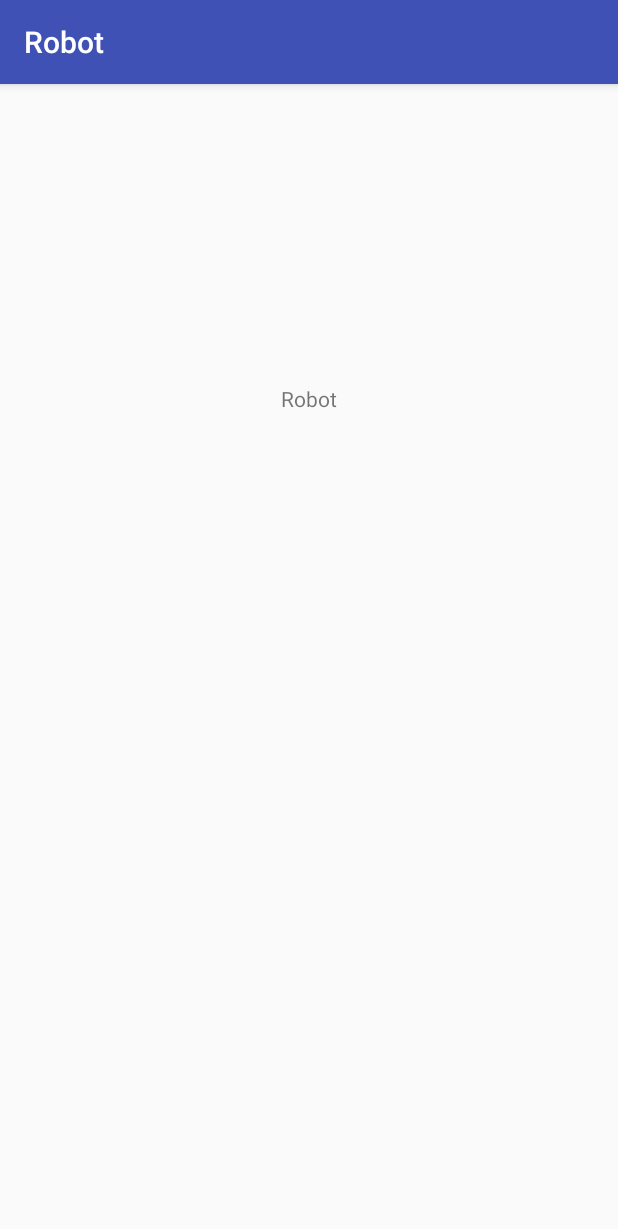
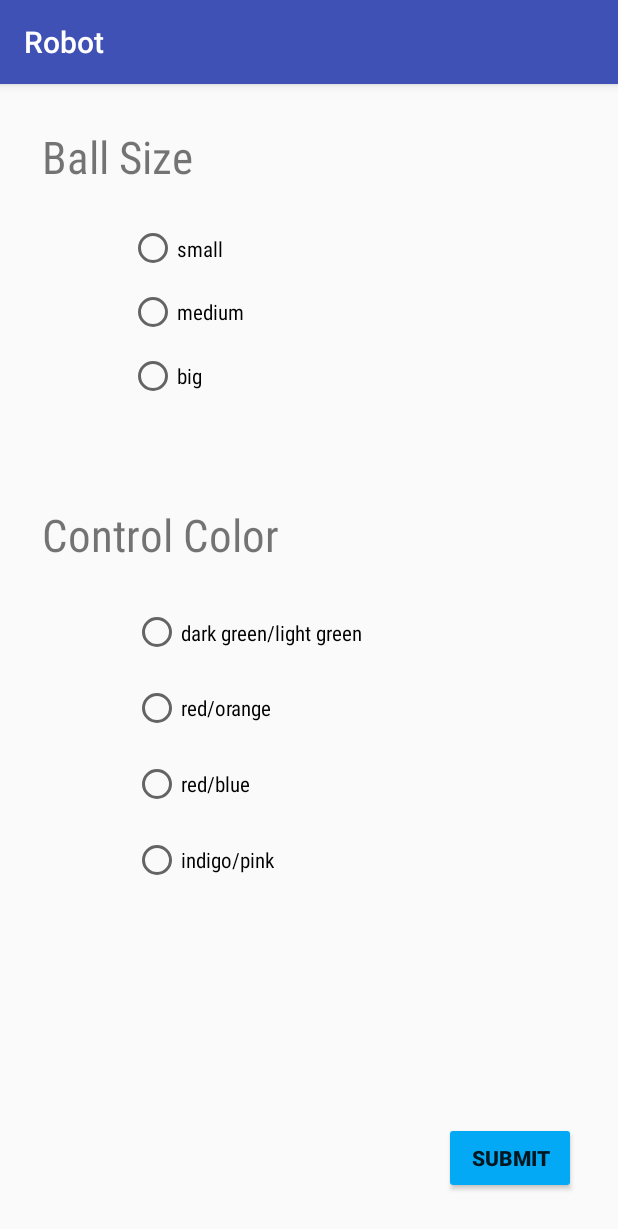
Before and after one commit to JoschuaGosda/RobotControl, an Android app: the TestActivity screen opened directly, with no data from a screen before it, on a phone screen of 412 x 824 dp. Shown: the top 1229 px of the screen. Run offline under Robolectric (Android 15) with nearby library versions, the phone set to English and light mode, and no system bars.

Commit message:
Update 3.0

```diff
--- a/app/src/main/java/com/example/joschua/robotcontrol/OrientationDataClass.java
+++ b/app/src/main/java/com/example/joschua/robotcontrol/OrientationDataClass.java
@@ -80,7 +80,7 @@ public class OrientationDataClass implements SensorEventListener {
         if ( output == null ) return input;
 
         for ( int i=0; i<input.length; i++ ) {
-            output[i] = output[i] + ConstantsClass.LOW_PASS_SENSITIVITY * (input[i] - output[i]);
+            output[i] = output[i] + ConstantsClass.getLowPassSensitivity() * (input[i] - output[i]);
         }
         return output;
     }
--- a/app/src/main/java/com/example/joschua/robotcontrol/TestActivity.java
+++ b/app/src/main/java/com/example/joschua/robotcontrol/TestActivity.java
@@ -1,56 +1,96 @@
 package com.example.joschua.robotcontrol;
 
+import android.provider.SyncStateContract;
+import android.support.annotation.Nullable;
 import android.support.v7.app.AppCompatActivity;
 import android.os.Bundle;
 import android.view.LayoutInflater;
+import android.view.View;
 import android.widget.Button;
+import android.widget.RadioButton;
+import android.widget.RadioGroup;
 import android.widget.RelativeLayout;
 import android.widget.Switch;
 import android.widget.TextView;
+import android.widget.Toast;
 
 public class TestActivity extends AppCompatActivity {
 
+    private static RadioGroup groupTheme;
+    private static RadioButton radioButton;
+    private static Button button_submit;
+    private static RadioButton lightTheme, darkTheme, green, red_orange, red_blue, indigo_pink, small, medium, big;
+    private String[] Theme = {"#FAFAFA", "#424242"};
+    private String[] Color = {"#8BC34A", "#CDDC39", //small - big / green
+                                "#F44336", "#FF9800", //red - orange
+                                "#2196F3", "#B71C1C", //blue - red
+                                "#E91E63", "#3F51B5"}; //pink - indigo
+    private int[] Size = {60, 90, 120};
+
     @Override
-    protected void onCreate(Bundle savedInstanceState) {
+    protected void onCreate(@Nullable Bundle savedInstanceState) {
         super.onCreate(savedInstanceState);
+        setContentView(R.layout.test);
+        onClickListenerButton();
+    }
 
-        RelativeLayout mrelativeLayout = new RelativeLayout(this);
-        RelativeLayout.LayoutParams mrelativeParams = new RelativeLayout.LayoutParams(
-                RelativeLayout.LayoutParams.MATCH_PARENT,
-                RelativeLayout.LayoutParams.MATCH_PARENT
+    public void onClickListenerButton() {
+        //groupTheme = (RadioGroup)findViewById(R.id.group_theme);
+        button_submit = (Button)findViewById(R.id.btn_submit);
+        //lightTheme = (RadioButton)findViewById(R.id.lighttheme);
+        //darkTheme = (RadioButton)findViewById(R.id.darktheme);
+        green = (RadioButton)findViewById(R.id.green);
+        red_orange = (RadioButton)findViewById(R.id.redorange);
+        red_blue = (RadioButton)findViewById(R.id.redblue);
+        indigo_pink = (RadioButton)findViewById(R.id.indigopink);
+        small = (RadioButton)findViewById(R.id.small);
+        medium = (RadioButton)findViewById(R.id.medium);
+        big = (RadioButton)findViewById(R.id.big);
+
+        button_submit.setOnClickListener(
+                new View.OnClickListener() {
+                    @Override
+                    public void onClick(View v) {
+                        //int selected_id = groupTheme.getCheckedRadioButtonId();
+                        //radioButton = (RadioButton)findViewById(selected_id);
+
+                        /*if(lightTheme.isChecked()){
+                            ConstantsClass.THEME = Theme[0];
+                        }
+                        if(darkTheme.isChecked()){
+                            ConstantsClass.THEME = Theme[1];
+                        }*/
+                        if(green.isChecked()){
+                            ConstantsClass.setColorSmallCircle(Color[0]);
+                            ConstantsClass.setColorBigCircle(Color[1]);
+                        }
+                        if(red_orange.isChecked()){
+                            ConstantsClass.setColorSmallCircle(Color[2]);
+                            ConstantsClass.setColorBigCircle(Color[3]);
+                        }
+                        if(red_blue.isChecked()){
+                            ConstantsClass.setColorSmallCircle(Color[4]);
+                            ConstantsClass.setColorBigCircle(Color[5]);
+                        }
+                        if(indigo_pink.isChecked()){
+                            ConstantsClass.setColorSmallCircle(Color[6]);
+                            ConstantsClass.setColorBigCircle(Color[7]);
+                        }
+                        if(small.isChecked()){
+                            ConstantsClass.setCircleSmallRadius(Size[0]);
+                        }
+                        if(medium.isChecked()){
+                            ConstantsClass.setCircleSmallRadius(Size[1]);
+                        }
+                        if(big.isChecked()){
+                            ConstantsClass.setCircleSmallRadius(Size[2]);
+                        }
+
+
+                        //Toast.makeText(MainActivity.this,
+                                //radioButton.getText().toString(),Toast.LENGTH_SHORT ).show();
+                    }
+                }
         );
-        mrelativeLayout.setLayoutParams(mrelativeParams);
-        setContentView(mrelativeLayout);
-
-        TextView speedView = new TextView(this);
-        RelativeLayout.LayoutParams speedViewParams = new RelativeLayout.LayoutParams(
-                RelativeLayout.LayoutParams.WRAP_CONTENT,
-                RelativeLayout.LayoutParams.WRAP_CONTENT
-        );
-        speedViewParams.addRule((RelativeLayout.ALIGN_PARENT_TOP));
-        speedViewParams.addRule(RelativeLayout.CENTER_HORIZONTAL);
-        speedViewParams.setMargins(0, 100, 100, 0);
-        speedView.setLayoutParams(speedViewParams);
-        speedView.setText(R.string.app_name);
-        speedView.setPadding(0,200,0,0);
-
-        mrelativeLayout.addView(speedView);
-
-        LayoutInflater inflater = getLayoutInflater();
-        inflater.inflate(R.layout.test, mrelativeLayout, true);
-
-        /*LayoutInflater mInflator = getLayoutInflater();
-        Switch mSwitch = (Switch) mInflator.inflate(R.layout.test, mrelativeLayout);
-        //mrelativeLayout.addView(mSwitch);
-
-        Button activateButton = new Button(this);
-        RelativeLayout.LayoutParams activateButtonParams = new RelativeLayout.LayoutParams(
-                RelativeLayout.LayoutParams.WRAP_CONTENT,
-                RelativeLayout.LayoutParams.WRAP_CONTENT
-        );
-        activateButtonParams.addRule(RelativeLayout.ALIGN_BOTTOM);
-        activateButtonParams.addRule(RelativeLayout.CENTER_HORIZONTAL);
-        activateButton.setLayoutParams(activateButtonParams);
-        activateButton.setPadding(0,100,0,0);*/
     }
 }
--- /dev/null
+++ b/app/src/main/res/layout/test.xml
@@ -0,0 +1,181 @@
+<?xml version="1.0" encoding="utf-8"?>
+<android.support.constraint.ConstraintLayout xmlns:android="http://schemas.android.com/apk/res/android"
+    xmlns:app="http://schemas.android.com/apk/res-auto"
+    xmlns:tools="http://schemas.android.com/tools"
+    android:layout_width="match_parent"
+    android:layout_height="match_parent"
+    tools:context="com.example.joschua.robotcontrol.MainMenuActivity">
+
+
+    <!--<RadioGroup
+        android:id="@+id/group_theme"
+        android:layout_width="225dp"
+        android:layout_height="79dp"
+        android:layout_marginBottom="8dp"
+        android:layout_marginEnd="8dp"
+        android:layout_marginStart="8dp"
+        android:layout_marginTop="8dp"
+        app:layout_constraintBottom_toBottomOf="parent"
+        app:layout_constraintEnd_toEndOf="parent"
+        app:layout_constraintHorizontal_bias="0.27"
+        app:layout_constraintStart_toStartOf="parent"
+        app:layout_constraintTop_toBottomOf="@+id/themeheadline"
+        app:layout_constraintVertical_bias="0.0">
+
+        <RadioButton
+            android:id="@+id/lighttheme"
+            android:layout_width="wrap_content"
+            android:layout_height="wrap_content"
+            android:layout_weight="1"
+            android:fontFamily="sans-serif-condensed"
+            android:text="@string/lighttheme" />
+
+        <RadioButton
+            android:id="@+id/darktheme"
+            android:layout_width="wrap_content"
+            android:layout_height="wrap_content"
+            android:layout_weight="1"
+            android:fontFamily="sans-serif-condensed"
+            android:text="@string/darktheme" />
+
+    </RadioGroup> -->
+
+    <Button
+        android:id="@+id/btn_submit"
+        android:layout_width="wrap_content"
+        android:layout_height="wrap_content"
+        android:layout_marginBottom="28dp"
+        android:layout_marginEnd="28dp"
+        android:text="@string/submit"
+        android:theme="@style/MyButton"
+        android:textStyle="bold"
+        app:layout_constraintBottom_toBottomOf="parent"
+        app:layout_constraintEnd_toEndOf="parent" />
+
+    <!--<TextView
+        android:id="@+id/themeheadline"
+        android:layout_width="wrap_content"
+        android:layout_height="wrap_content"
+        android:layout_marginEnd="8dp"
+        android:layout_marginStart="16dp"
+        android:layout_marginTop="16dp"
+        android:fontFamily="sans-serif-condensed"
+        android:text="@string/themeheadline"
+        android:textSize="30sp"
+        app:layout_constraintEnd_toEndOf="parent"
+        app:layout_constraintHorizontal_bias="0.065"
+        app:layout_constraintStart_toStartOf="parent"
+        app:layout_constraintTop_toTopOf="parent" /> -->
+
+    <TextView
+        android:id="@+id/controlheadline"
+        android:layout_width="wrap_content"
+        android:layout_height="wrap_content"
+        android:layout_marginEnd="8dp"
+        android:layout_marginStart="8dp"
+        android:layout_marginTop="64dp"
+        android:fontFamily="sans-serif-condensed"
+        android:text="@string/control_headline"
+        android:textSize="30sp"
+        app:layout_constraintEnd_toEndOf="parent"
+        app:layout_constraintHorizontal_bias="0.084"
+        app:layout_constraintStart_toStartOf="parent"
+        app:layout_constraintTop_toBottomOf="@+id/radioGroup2" />
+
+    <RadioGroup
+        android:id="@+id/radioGroup"
+        android:layout_width="207dp"
+        android:layout_height="202dp"
+        android:layout_marginEnd="8dp"
+        android:layout_marginStart="8dp"
+        android:layout_marginTop="20dp"
+        app:layout_constraintEnd_toEndOf="@+id/radioGroup2"
+        app:layout_constraintHorizontal_bias="0.428"
+        app:layout_constraintStart_toStartOf="@+id/radioGroup2"
+        app:layout_constraintTop_toBottomOf="@+id/controlheadline">
+
+        <RadioButton
+            android:id="@+id/green"
+            android:layout_width="wrap_content"
+            android:layout_height="wrap_content"
+            android:layout_weight="1"
+            android:fontFamily="sans-serif-condensed"
+            android:text="@string/dark_green_light_green" />
+
+        <RadioButton
+            android:id="@+id/redorange"
+            android:layout_width="wrap_content"
+            android:layout_height="wrap_content"
+            android:layout_weight="1"
+            android:fontFamily="sans-serif-condensed"
+            android:text="@string/red_orange" />
+
+        <RadioButton
+            android:id="@+id/redblue"
+            android:layout_width="wrap_content"
+            android:layout_height="wrap_content"
+            android:layout_weight="1"
+            android:fontFamily="sans-serif-condensed"
+            android:text="@string/red_blue" />
+
+        <RadioButton
+            android:id="@+id/indigopink"
+            android:layout_width="wrap_content"
+            android:layout_height="wrap_content"
+            android:layout_weight="1"
+            android:fontFamily="sans-serif-condensed"
+            android:text="@string/indigo_pink" />
+    </RadioGroup>
+
+    <TextView
+        android:id="@+id/ballsizeheadline"
+        android:layout_width="wrap_content"
+        android:layout_height="wrap_content"
+        android:layout_marginEnd="8dp"
+        android:layout_marginStart="8dp"
+        android:layout_marginTop="28dp"
+        android:fontFamily="sans-serif-condensed"
+        android:text="@string/ball_size_headline"
+        android:textSize="30sp"
+        app:layout_constraintEnd_toEndOf="parent"
+        app:layout_constraintHorizontal_bias="0.068"
+        app:layout_constraintStart_toStartOf="parent"
+        app:layout_constraintTop_toTopOf="parent" />
+
+    <RadioGroup
+        android:id="@+id/radioGroup2"
+        android:layout_width="209dp"
+        android:layout_height="127dp"
+        android:layout_marginEnd="8dp"
+        android:layout_marginStart="8dp"
+        android:layout_marginTop="20dp"
+        app:layout_constraintEnd_toEndOf="parent"
+        app:layout_constraintHorizontal_bias="0.419"
+        app:layout_constraintStart_toStartOf="parent"
+        app:layout_constraintTop_toBottomOf="@+id/ballsizeheadline">
+
+        <RadioButton
+            android:id="@+id/small"
+            android:layout_width="wrap_content"
+            android:layout_height="wrap_content"
+            android:layout_weight="1"
+            android:fontFamily="sans-serif-condensed"
+            android:text="@string/size_small" />
+
+        <RadioButton
+            android:id="@+id/medium"
+            android:layout_width="wrap_content"
+            android:layout_height="wrap_content"
+            android:layout_weight="1"
+            android:fontFamily="sans-serif-condensed"
+            android:text="@string/size_medium" />
+
+        <RadioButton
+            android:id="@+id/big"
+            android:layout_width="wrap_content"
+            android:layout_height="wrap_content"
+            android:layout_weight="1"
+            android:fontFamily="sans-serif-condensed"
+            android:text="@string/size_big" />
+    </RadioGroup>
+</android.support.constraint.ConstraintLayout>
--- a/app/src/main/res/values/strings.xml
+++ b/app/src/main/res/values/strings.xml
@@ -10,4 +10,17 @@
 
     <!-- Misc items -->
     <string name="zero">0</string>
+    <string name="lighttheme">LightTheme</string>
+    <string name="darktheme">DarkTheme</string>
+    <string name="submit">SUBMIT</string>
+    <string name="themeheadline">Theme</string>
+    <string name="control_headline">Control Color</string>
+    <string name="dark_green_light_green">dark green/light green</string>
+    <string name="red_orange">red/orange</string>
+    <string name="indigo_pink">indigo/pink</string>
+    <string name="red_blue">red/blue</string>
+    <string name="ball_size_headline">Ball Size</string>
+    <string name="size_small">small</string>
+    <string name="size_medium">medium</string>
+    <string name="size_big">big</string>
 </resources>
--- a/app/src/main/res/values/styles.xml
+++ b/app/src/main/res/values/styles.xml
@@ -8,4 +8,9 @@
         <item name="colorAccent">@color/colorAccent</item>
     </style>
 
+    <style name="MyButton" parent="Theme.AppCompat.Light">
+        <item name="colorControlHighlight">#1e88e5</item>
+        <item name="colorButtonNormal">#03a9f4</item>
+    </style>
+
 </resources>
```
Also changed, not shown: app/build.gradle (+5 -5 lines), app/src/main/java/com/example/joschua/robotcontrol/ConstantsClass.java (+64 -13 lines), app/src/main/java/com/example/joschua/robotcontrol/myControlActivity.java (+19 -19 lines), app/src/main/res/drawable/android.png (added), app/src/main/res/drawable/materialbackground.jpg (added), app/src/main/res/drawable/submit.png (added).
